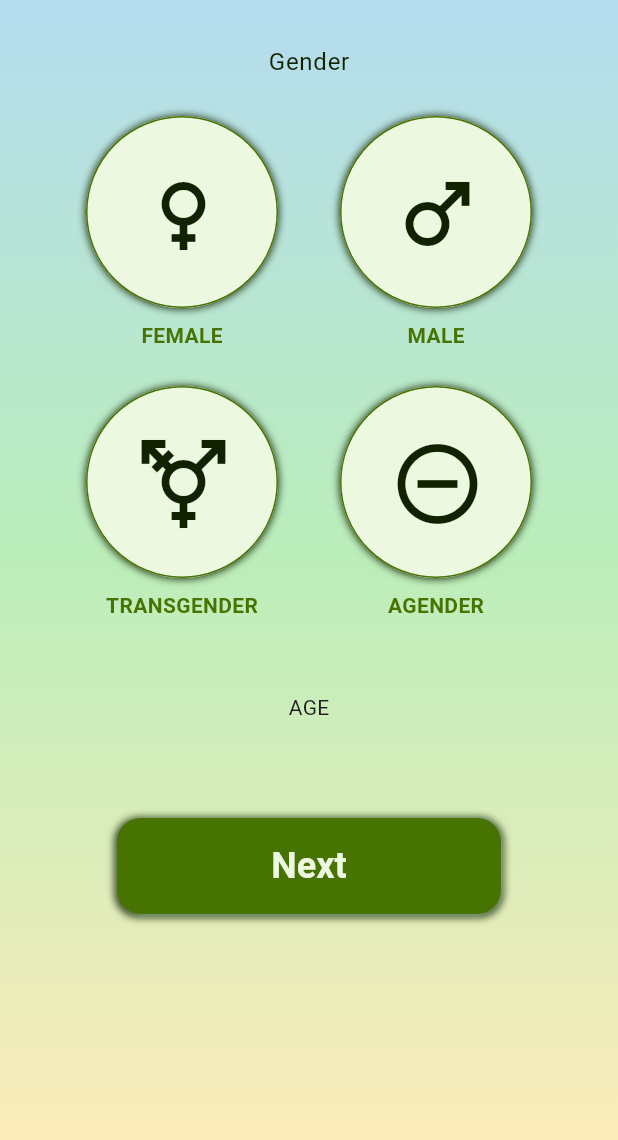
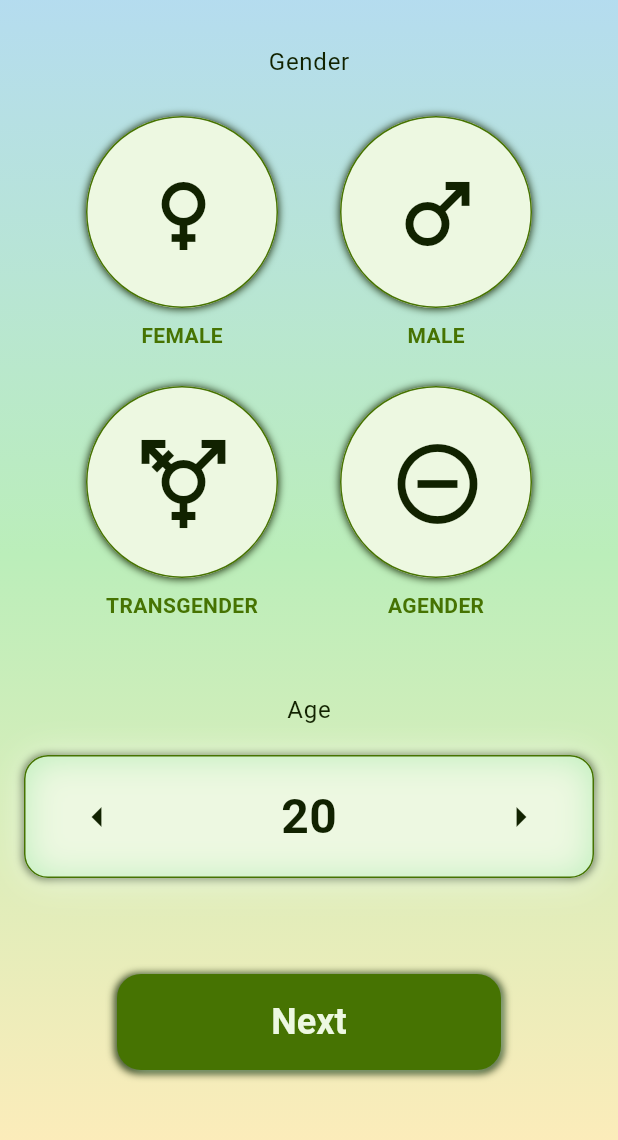
Before and after one commit to SayvIlahsiav/bmi_calculator, a Flutter app: the screen it shows after launch, on a phone screen of 412 x 824 dp, the part 64-1204 px from its top. Run offline on Flutter 3.47's test engine with Material 3 defaults, Android fonts, the phone set to English and light mode, and no system bars; our stand-ins replace google_fonts.

Commit message:
Added Age Selector widget.

```diff
--- a/lib/components/age_selector.dart
+++ b/lib/components/age_selector.dart
@@ -0,0 +1,89 @@
+import 'package:flutter/material.dart';
+import '../constants.dart';
+
+class AgeSelector extends StatefulWidget {
+  final int initialAge;
+  final ValueChanged<int> onAgeChanged;
+
+  AgeSelector({required this.initialAge, required this.onAgeChanged});
+
+  @override
+  _AgeSelectorState createState() => _AgeSelectorState();
+}
+
+class _AgeSelectorState extends State<AgeSelector> {
+  late int age;
+
+  @override
+  void initState() {
+    super.initState();
+    age = widget.initialAge;
+  }
+
+  void _incrementAge() {
+    setState(() {
+      age++;
+    });
+    widget.onAgeChanged(age);
+  }
+
+  void _decrementAge() {
+    setState(() {
+      age--;
+    });
+    widget.onAgeChanged(age);
+  }
+
+  @override
+  Widget build(BuildContext context) {
+    return Container(
+      decoration: BoxDecoration(
+        borderRadius: BorderRadius.circular(16.0),
+        boxShadow: [
+          // Drop shadow
+          BoxShadow(
+            color: kColorDarkText,
+            blurRadius: 4,
+            spreadRadius: 0.25,
+            offset: Offset(0, 0.25),
+          ),
+          BoxShadow(color: kColorLightText),
+          // Inner shadow
+          BoxShadow(color: kColorLightGreen),
+          BoxShadow(
+            color: kColorLightText,
+            blurRadius: 20,
+            spreadRadius: -0.25,
+            offset: Offset(0, 1),
+          ),
+        ],
+        border: Border.all(
+          color: kColorDarkGreen,
+          width: 1,
+        ),
+      ),
+      padding: const EdgeInsets.symmetric(vertical: 16.0, horizontal: 24.0),
+      child: Row(
+        mainAxisAlignment: MainAxisAlignment.spaceBetween,
+        children: [
+          IconButton(
+            icon: Icon(Icons.arrow_left, size: 32, color: kColorDarkText),
+            onPressed: _decrementAge,
+          ),
+          Text(
+            age.toString(),
+            style: TextStyle(
+              fontSize: 32,
+              fontWeight: FontWeight.bold,
+              color: kColorDarkText,
+            ),
+          ),
+          IconButton(
+            icon: Icon(Icons.arrow_right, size: 32, color: kColorDarkText),
+            onPressed: _incrementAge,
+          ),
+        ],
+      ),
+    );
+  }
+}
--- a/lib/screens/home_screen.dart
+++ b/lib/screens/home_screen.dart
@@ -3,6 +3,8 @@ import 'package:bmi_calculator/components/gradient_background.dart';
 import 'package:bmi_calculator/screens/splash_screen.dart';
 import 'package:flutter/material.dart';
 import 'package:bmi_calculator/components/gender_selector.dart';
+
+import '../components/age_selector.dart';
 
 class HomeScreen extends StatefulWidget {
   @override
@@ -11,7 +13,7 @@ class HomeScreen extends StatefulWidget {
 
 class _HomeScreenState extends State<HomeScreen> {
   String? selectedGender;
-  double age = 20;
+  int age = 20;
 
   @override
   Widget build(BuildContext context) {
@@ -41,7 +43,19 @@ class _HomeScreenState extends State<HomeScreen> {
                 },
               ),
               SizedBox(height: 48),
-              Text('AGE'),
+              Text(
+                'Age',
+                style: Theme.of(context).textTheme.bodyLarge,
+              ),
+              SizedBox(height: 18),
+              AgeSelector(
+                initialAge: age,
+                onAgeChanged: (newAge) {
+                  setState(() {
+                    age = newAge;
+                  });
+                },
+              ),
               SizedBox(height: 64),
               CustomElevatedButton (
                 onPressed: () {
```
